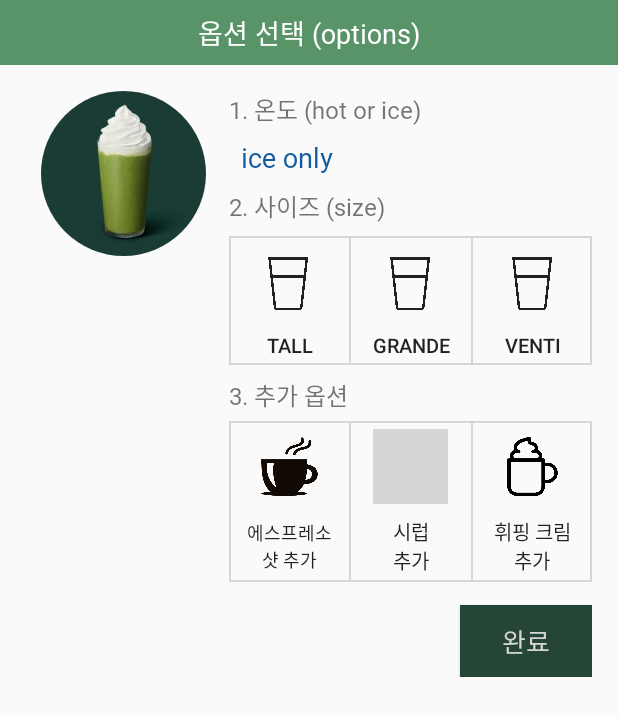
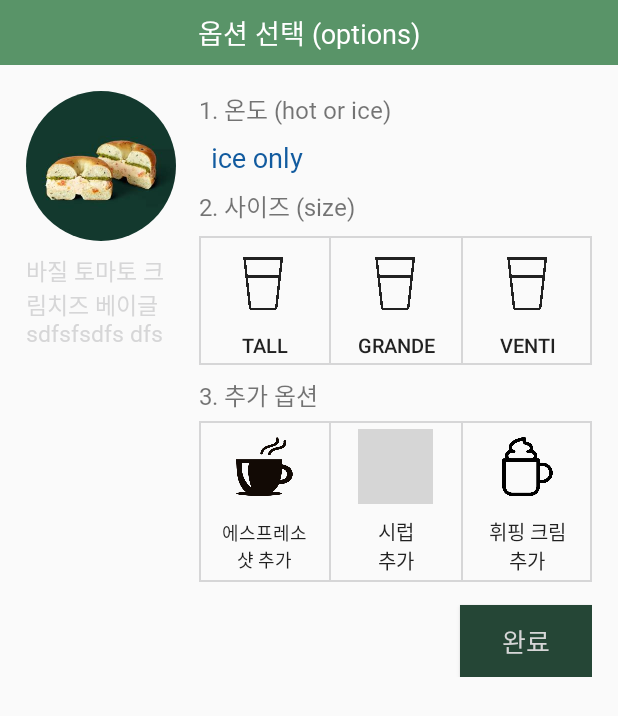
Before and after one commit to minju1459/kiosk_ordering, an Android app: the layout dialog_ice_option.xml on its own in the app's theme, with its tools: preview values and no code run, on a phone screen of 412 x 824 dp. Shown: the top 716 px of the screen. Run offline under Robolectric (Android 15) with nearby library versions, the phone set to English and light mode, and no system bars; grey boxes are pictures that could not be loaded.

Commit message:
[FEAT] 옵션 선택 다이얼로그 메뉴 니름 추가

```diff
--- a/app/src/main/res/layout/dialog_ice_option.xml
+++ b/app/src/main/res/layout/dialog_ice_option.xml
@@ -28,13 +28,28 @@
             android:padding="17dp"
             android:paddingTop="16dp">
 
-            <de.hdodenhof.circleimageview.CircleImageView
-                android:id="@+id/ivMenuImage"
-                android:layout_width="110dp"
-                android:layout_height="110dp"
-                android:layout_marginStart="10dp"
-                android:contentDescription="@null"
-                tools:src="@drawable/img_green" />
+            <LinearLayout
+                android:layout_width="wrap_content"
+                android:layout_height="match_parent"
+                android:orientation="vertical">
+
+                <de.hdodenhof.circleimageview.CircleImageView
+                    android:id="@+id/ivMenuImage"
+                    android:layout_width="100dp"
+                    android:layout_height="100dp"
+                    android:contentDescription="@null"
+                    tools:src="@drawable/img_tomato" />
+
+                <TextView
+                    android:id="@+id/tv_menu_name"
+                    android:layout_width="match_parent"
+                    android:layout_height="wrap_content"
+                    android:layout_marginTop="8dp"
+                    android:fontFamily="@font/pretendard_semibold"
+                    android:textColor="@color/black"
+                    android:textSize="15sp"
+                    tools:text="바질 토마토 크림치즈 베이글sdfsfsdfs dfs" />
+            </LinearLayout>
 
             <LinearLayout
                 android:layout_width="0dp"
@@ -175,16 +190,14 @@
                     android:layout_marginTop="8dp"
                     android:text="@string/option_tv_add_option"
                     android:textSize="16sp"
-                   android:fontFamily="@font/pretendard_bold" />
+                    android:fontFamily="@font/pretendard_bold"/>
 
                 <LinearLayout
-                    android:id="@+id/layout_add_option"
                     android:layout_width="wrap_content"
                     android:layout_height="wrap_content"
                     android:layout_marginTop="5dp"
                     android:background="@drawable/shape_transparent_fill_grayscales400_line_rectangle"
                     android:orientation="horizontal">
-
 
                     <LinearLayout
                         android:id="@+id/layout_espresso"
@@ -292,6 +305,7 @@
                     android:textColor="@color/white"
                     android:fontFamily="@font/pretendard_semibold"
                     android:text="@string/option_btn_end"
+
                     android:textSize="17sp" />
             </LinearLayout>
         </LinearLayout>
```
Also changed, not shown: app/src/main/res/layout/dialog_hot_option.xml (+22 -7 lines), app/src/main/res/layout/dialog_reheat_option.xml (+16 -1 lines).
